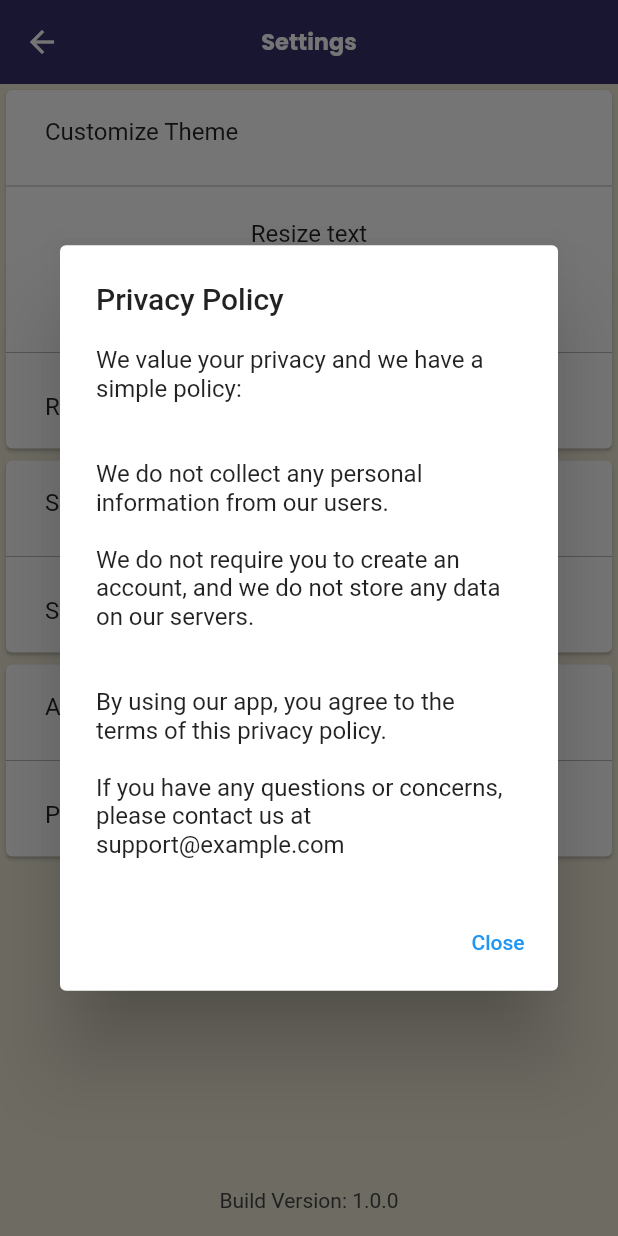
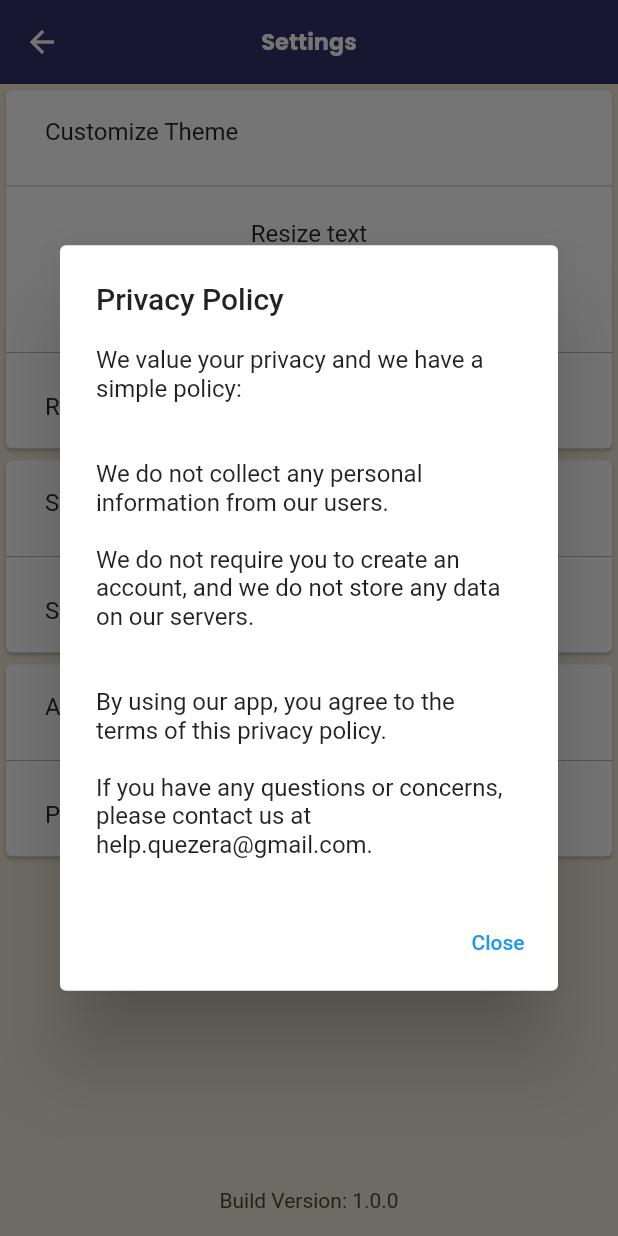
Before and after one commit to quezera97/malaysia_slang, a Flutter app: the Settings screen opened directly, after a tap on "Privacy Policy", on a phone screen of 412 x 824 dp. Run offline on Flutter 3.47's test engine with Material 2 defaults, Android fonts, the phone set to English and light mode, and no system bars; our stand-ins replace audioplayers, connectivity_plus, hexcolor, share_plus, shared_preferences; missing offline and left inert: flutter_email_sender, translator; accounts and stored records are empty.

Commit message:
change support email

```diff
--- a/lib/ui/settings/joinTextPolicy.dart
+++ b/lib/ui/settings/joinTextPolicy.dart
@@ -1,11 +1,22 @@
-String joinedTextPrivacyPolicy(){
+String joinedTextPrivacyPolicy() {
   var lineOne = 'We value your privacy and we have a simple policy:';
   var lineTwo = 'We do not collect any personal information from our users.';
-  var lineThree = 'We do not require you to create an account, and we do not store any data on our servers.';
-  var lineFour = 'By using our app, you agree to the terms of this privacy policy.';
-  var lineFive = 'If you have any questions or concerns, please contact us at support@example.com';
+  var lineThree =
+      'We do not require you to create an account, and we do not store any data on our servers.';
+  var lineFour =
+      'By using our app, you agree to the terms of this privacy policy.';
+  var lineFive =
+      'If you have any questions or concerns, please contact us at help.quezera@gmail.com.';
 
-  var joinedText = lineOne + '\n\n\n' + lineTwo + '\n\n' + lineThree + '\n\n\n' + lineFour + '\n\n' + lineFive;
+  var joinedText = lineOne +
+      '\n\n\n' +
+      lineTwo +
+      '\n\n' +
+      lineThree +
+      '\n\n\n' +
+      lineFour +
+      '\n\n' +
+      lineFive;
 
   return joinedText;
 }
```
Also changed, not shown: lib/ui/settings/joinTextAboutUs.dart (+18 -6 lines).
